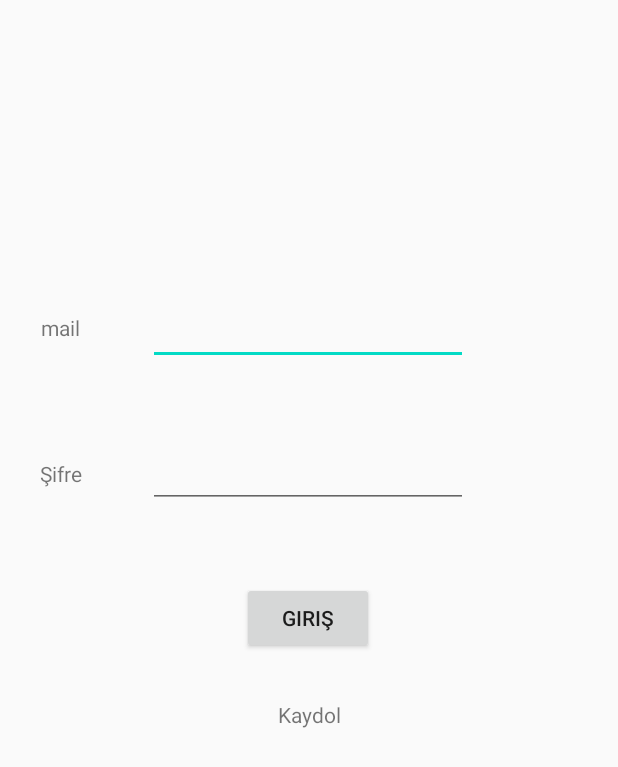
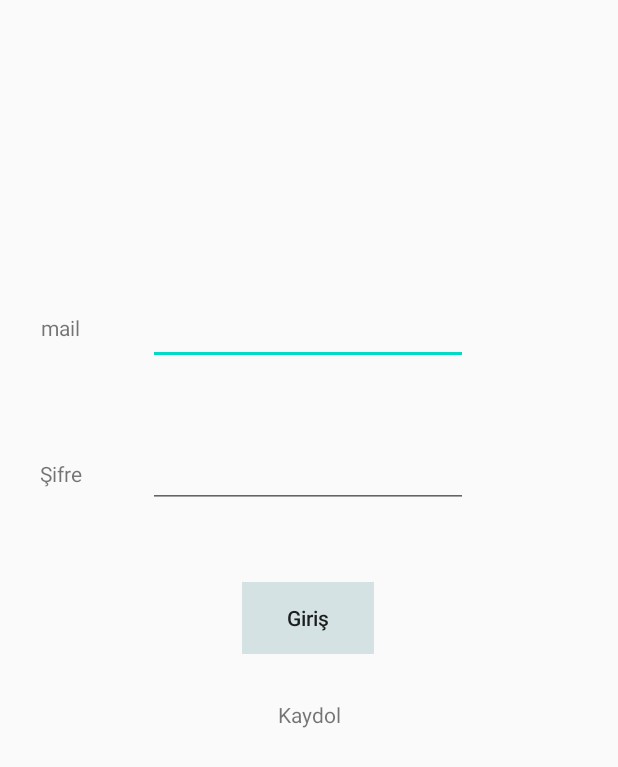
Before and after one commit to 0ZeKa0/KotlinApp, an Android app: the layout activity_main.xml on its own in the app's theme, with its tools: preview values and no code run, on a phone screen of 412 x 824 dp. Shown: the top 767 px of the screen. Run offline under Robolectric (Android 15) with nearby library versions, the phone set to English and light mode, and no system bars.

Commit message:
buton çalışması

```diff
--- a/app/src/main/res/layout/activity_main.xml
+++ b/app/src/main/res/layout/activity_main.xml
@@ -34,10 +34,18 @@
 
     <Button
         android:id="@+id/button"
+        style="@style/Widget.AppCompat.Button.Borderless.Colored"
         android:layout_width="wrap_content"
         android:layout_height="wrap_content"
+        android:autoText="false"
+        android:background="#FFFFFF"
+        android:backgroundTint="#81ACC5C8"
+        android:backgroundTintMode="src_over"
+        android:fallbackLineSpacing="true"
+        android:filterTouchesWhenObscured="true"
         android:onClick="Giris"
         android:text="Giriş"
+        android:textAppearance="@style/TextAppearance.AppCompat.Body2"
         app:layout_constraintBottom_toBottomOf="parent"
         app:layout_constraintEnd_toEndOf="@+id/Sifre"
         app:layout_constraintHorizontal_bias="0.501"
```
